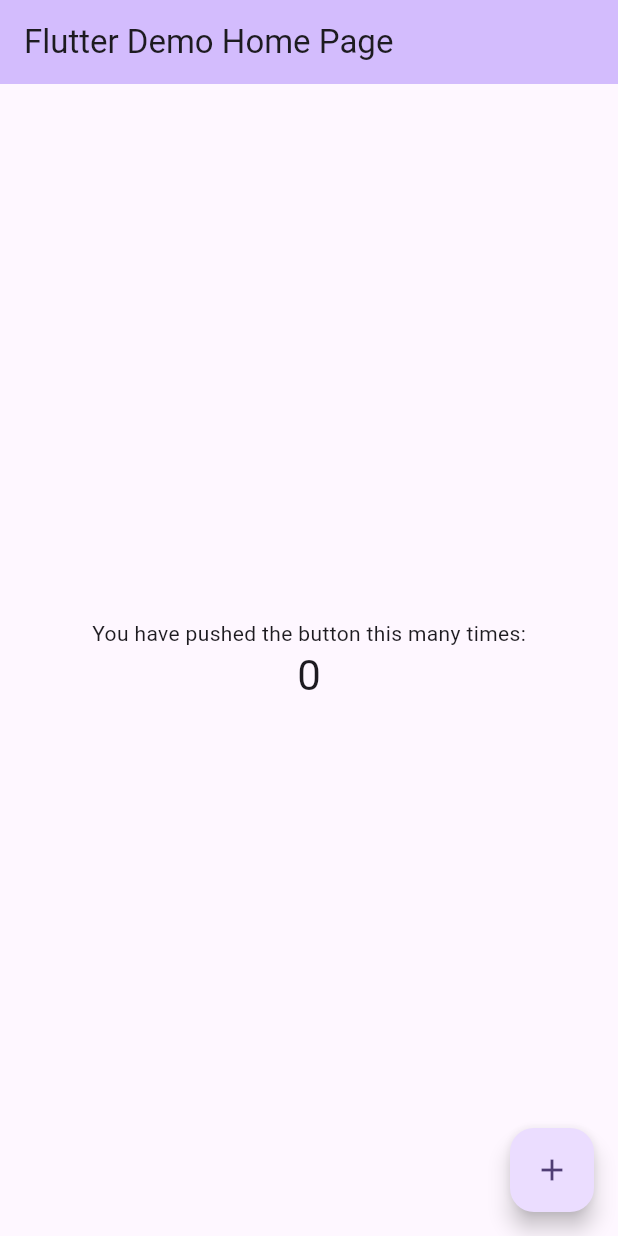
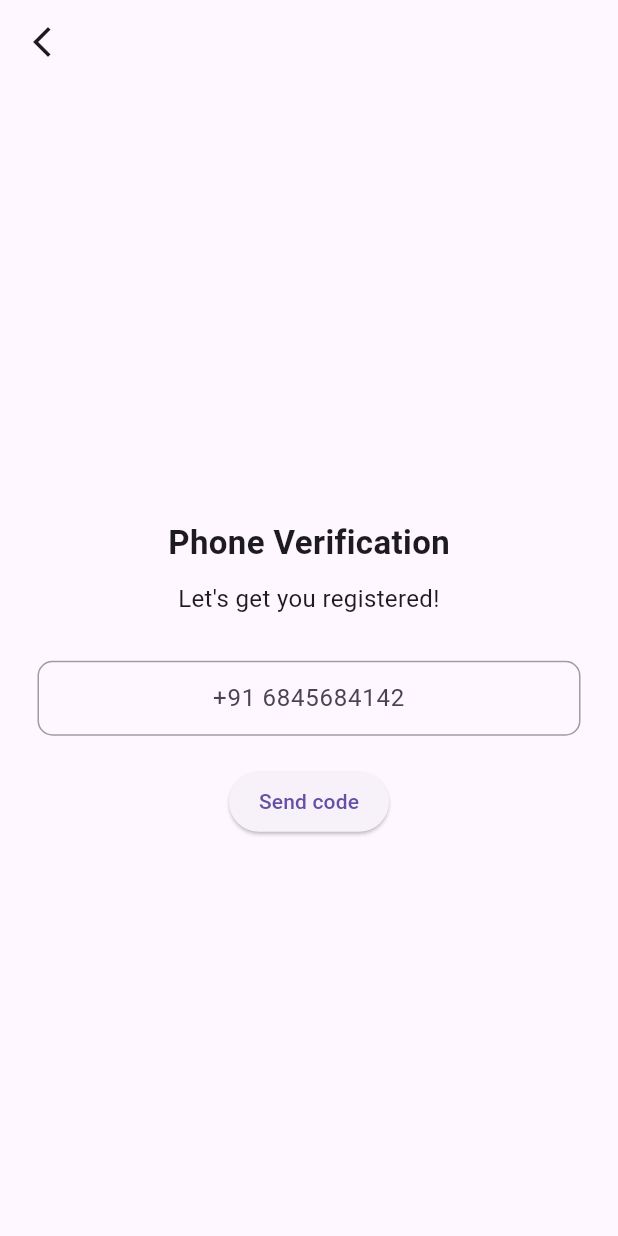
Before and after one commit to iamadya/salon, a Flutter app: the screen it shows after launch, on a phone screen of 412 x 824 dp. Run offline on Flutter 3.47's test engine with Material 3 defaults, Android fonts, the phone set to English and light mode, and no system bars; our stand-ins replace firebase_auth, firebase_core, flutter_otp_text_field, fluttertoast; accounts and stored records are empty.

Commit message:
screens added

```diff
--- a/lib/main.dart
+++ b/lib/main.dart
@@ -1,125 +1,26 @@
 import 'package:flutter/material.dart';
+import 'package:firebase_core/firebase_core.dart';
+import 'package:salon/screens/login_screen/login_screen.dart';
+import 'package:salon/screens/login_screen/profile_screen/profile_screen.dart';
+import 'package:salon/screens/otp_screen/otp_screen.dart';
+import 'firebase_options.dart';
 
-void main() {
-  runApp(const MyApp());
+void main() async {
+  WidgetsFlutterBinding.ensureInitialized();
+  await Firebase.initializeApp(
+    options: DefaultFirebaseOptions.currentPlatform,
+  );
+  runApp(MaterialApp(
+    debugShowCheckedModeBanner: false,
+    initialRoute: '/login_screen',
+    routes: {
+      // '/': (context) => LoginScreen(),
+
+      '/login_screen': (context) => LoginScreen(),
+      '/otp_screen': (context) => OtpScreen(
+            verificationId: '',
+          ),
+      '/profile_screen': (context) => ProfileScreen(),
+    },
+  ));
 }
-
-class MyApp extends StatelessWidget {
-  const MyApp({super.key});
-
-  // This widget is the root of your application.
-  @override
-  Widget build(BuildContext context) {
-    return MaterialApp(
-      title: 'Flutter Demo',
-      theme: ThemeData(
-        // This is the theme of your application.
-        //
-        // TRY THIS: Try running your application with "flutter run". You'll see
-        // the application has a purple toolbar. Then, without quitting the app,
-        // try changing the seedColor in the colorScheme below to Colors.green
-        // and then invoke "hot reload" (save your changes or press the "hot
-        // reload" button in a Flutter-supported IDE, or press "r" if you used
-        // the command line to start the app).
-        //
-        // Notice that the counter didn't reset back to zero; the application
-        // state is not lost during the reload. To reset the state, use hot
-        // restart instead.
-        //
-        // This works for code too, not just values: Most code changes can be
-        // tested with just a hot reload.
-        colorScheme: ColorScheme.fromSeed(seedColor: Colors.deepPurple),
-        useMaterial3: true,
-      ),
-      home: const MyHomePage(title: 'Flutter Demo Home Page'),
-    );
-  }
-}
-
-class MyHomePage extends StatefulWidget {
-  const MyHomePage({super.key, required this.title});
-
-  // This widget is the home page of your application. It is stateful, meaning
-  // that it has a State object (defined below) that contains fields that affect
-  // how it looks.
-
-  // This class is the configuration for the state. It holds the values (in this
-  // case the title) provided by the parent (in this case the App widget) and
-  // used by the build method of the State. Fields in a Widget subclass are
-  // always marked "final".
-
-  final String title;
-
-  @override
-  State<MyHomePage> createState() => _MyHomePageState();
-}
-
-class _MyHomePageState extends State<MyHomePage> {
-  int _counter = 0;
-
-  void _incrementCounter() {
-    setState(() {
-      // This call to setState tells the Flutter framework that something has
-      // changed in this State, which causes it to rerun the build method below
-      // so that the display can reflect the updated values. If we changed
-      // _counter without calling setState(), then the build method would not be
-      // called again, and so nothing would appear to happen.
-      _counter++;
-    });
-  }
-
-  @override
-  Widget build(BuildContext context) {
-    // This method is rerun every time setState is called, for instance as done
-    // by the _incrementCounter method above.
-    //
-    // The Flutter framework has been optimized to make rerunning build methods
-    // fast, so that you can just rebuild anything that needs updating rather
-    // than having to individually change instances of widgets.
-    return Scaffold(
-      appBar: AppBar(
-        // TRY THIS: Try changing the color here to a specific color (to
-        // Colors.amber, perhaps?) and trigger a hot reload to see the AppBar
-        // change color while the other colors stay the same.
-        backgroundColor: Theme.of(context).colorScheme.inversePrimary,
-        // Here we take the value from the MyHomePage object that was created by
-        // the App.build method, and use it to set our appbar title.
-        title: Text(widget.title),
-      ),
-      body: Center(
-        // Center is a layout widget. It takes a single child and positions it
-        // in the middle of the parent.
-        child: Column(
-          // Column is also a layout widget. It takes a list of children and
-          // arranges them vertically. By default, it sizes itself to fit its
-          // children horizontally, and tries to be as tall as its parent.
-          //
-          // Column has various properties to control how it sizes itself and
-          // how it positions its children. Here we use mainAxisAlignment to
-          // center the children vertically; the main axis here is the vertical
-          // axis because Columns are vertical (the cross axis would be
-          // horizontal).
-          //
-          // TRY THIS: Invoke "debug painting" (choose the "Toggle Debug Paint"
-          // action in the IDE, or press "p" in the console), to see the
-          // wireframe for each widget.
-          mainAxisAlignment: MainAxisAlignment.center,
-          children: <Widget>[
-            const Text(
-              'You have pushed the button this many times:',
-            ),
-            Text(
-              '$_counter',
-              style: Theme.of(context).textTheme.headlineMedium,
-            ),
-          ],
-        ),
-      ),
-      floatingActionButton: FloatingActionButton(
-        onPressed: _incrementCounter,
-        tooltip: 'Increment',
-        child: const Icon(Icons.add),
-      ), // This trailing comma makes auto-formatting nicer for build methods.
-    );
-  }
-}
--- /dev/null
+++ b/lib/screens/login_screen/login_screen.dart
@@ -0,0 +1,136 @@
+import 'dart:io';
+
+import 'package:firebase_auth/firebase_auth.dart';
+import 'package:flutter/material.dart';
+import '../otp_screen/otp_screen.dart';
+
+class LoginScreen extends StatefulWidget {
+  const LoginScreen({Key? key}) : super(key: key);
+
+  @override
+  State<LoginScreen> createState() => _LoginScreenState();
+}
+
+class _LoginScreenState extends State<LoginScreen> {
+  bool isLoading = false;
+  final phoneNumberController = TextEditingController();
+  final auth = FirebaseAuth.instance;
+
+  @override
+  Widget build(BuildContext context) {
+    return Scaffold(
+      appBar: AppBar(
+          leading: IconButton(
+              icon: Icon(Icons.arrow_back_ios_new),
+              onPressed: () {
+                exit(0);
+              })),
+      body: Container(
+        margin: EdgeInsets.only(left: 25, right: 25),
+        alignment: Alignment.center,
+        child: SingleChildScrollView(
+          child: Column(
+            mainAxisAlignment: MainAxisAlignment.center,
+            children: [
+              // Image.asset(
+              //   'assets/images/img3.png',
+              //   width: 160,
+              //   height: 160,
+              // ),
+              SizedBox(
+                height: 25,
+              ),
+              Text(
+                "Phone Verification",
+                style: TextStyle(fontSize: 22, fontWeight: FontWeight.bold),
+              ),
+              SizedBox(
+                height: 10,
+              ),
+              Text(
+                "Let's get you registered!",
+                style: TextStyle(
+                  fontSize: 16,
+                ),
+                textAlign: TextAlign.center,
+              ),
+              SizedBox(
+                height: 30,
+              ),
+              Container(
+                height: 50,
+                decoration: BoxDecoration(
+                    border: Border.all(width: 1, color: Colors.grey),
+                    borderRadius: BorderRadius.circular(10)),
+                child: Row(
+                  mainAxisAlignment: MainAxisAlignment.center,
+                  children: <Widget>[
+                    Expanded(
+                        child: TextField(
+                      textAlign: TextAlign.center,
+                      controller: phoneNumberController,
+                      keyboardType: TextInputType.phone,
+                      decoration: InputDecoration(
+                        border: InputBorder.none,
+                        hintText: "+91 6845684142",
+                      ),
+                    ))
+                  ],
+                ),
+              ),
+              SizedBox(
+                height: 20,
+              ),
+              ElevatedButton(
+                style: ElevatedButton.styleFrom(
+                    shape: RoundedRectangleBorder(
+                      borderRadius: BorderRadius.circular(20),
+                    ),
+                    padding:
+                        EdgeInsets.symmetric(vertical: 10, horizontal: 20)),
+                onPressed: () {
+                  setState(() {
+                    isLoading = true;
+                  });
+                  auth.verifyPhoneNumber(
+                    phoneNumber: phoneNumberController.text,
+                    verificationCompleted: (_) {},
+                    verificationFailed: (FirebaseAuthException e) {
+                      setState(() {
+                        isLoading = false;
+                      });
+                      if (e.code == 'invalid-phone-number') {
+                        print('The provided phone number is not valid.');
+                      }
+                    },
+                    codeSent: (String verificationId, int? token) {
+                      setState(() {
+                        isLoading = true;
+                      });
+                      Navigator.push(
+                          context,
+                          MaterialPageRoute(
+                              builder: (context) =>
+                                  OtpScreen(verificationId: verificationId)));
+                    },
+                    codeAutoRetrievalTimeout: (String verificationId) {
+                      // Auto-resolution timed out...
+                    },
+                  );
+                  print('code has been sent!');
+                },
+                child: isLoading
+                    ? SizedBox(
+                        child: CircularProgressIndicator(),
+                        height: 20,
+                        width: 20,
+                      )
+                    : Text("Send code"),
+              ),
+            ],
+          ),
+        ),
+      ),
+    );
+  }
+}
--- a/pubspec.yaml
+++ b/pubspec.yaml
@@ -38,6 +38,8 @@ dependencies:
   firebase_core: ^2.21.0
   cloud_firestore: ^4.12.2
   firebase_auth: ^4.12.1
+  flutter_otp_text_field: ^1.1.1
+  fluttertoast: ^8.2.2
 
 dev_dependencies:
   flutter_test:
```
Also changed, not shown: lib/screens/login_screen/profile_screen/profile_screen.dart (added, +17 -0 lines), lib/screens/otp_screen/otp_screen.dart (added, +83 -0 lines), pubspec.lock, 1 other file.
